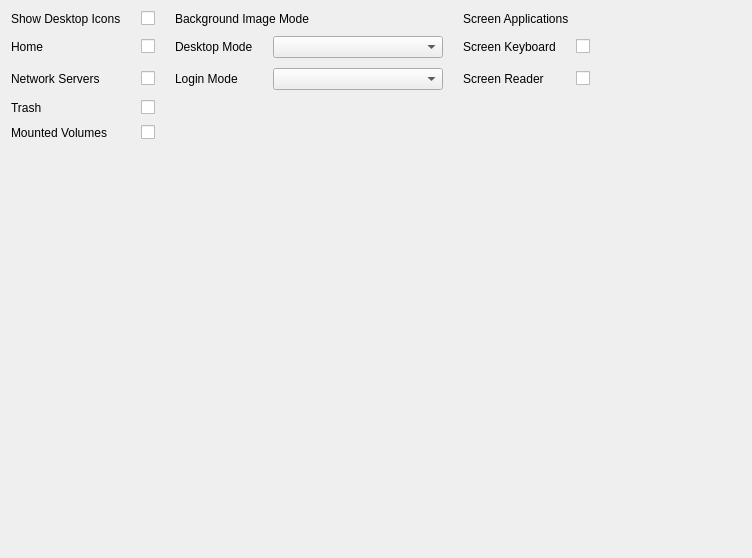
Above: stacer/Pages/GnomeSettings/appearance_settings.ui from oguzhaninan/Stacer before the change. Below: the same form after it.
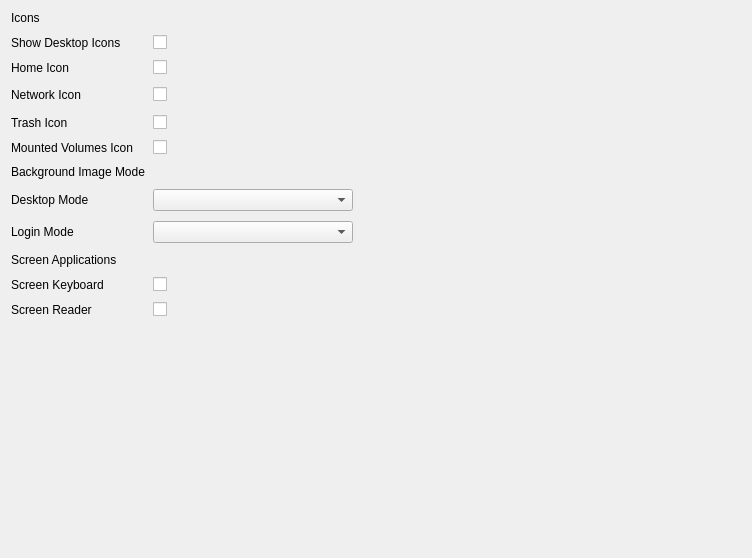
That is the form after the change.

Commit message: updated settings design

What changed in the file:
```diff
--- a/stacer/Pages/GnomeSettings/appearance_settings.ui
+++ b/stacer/Pages/GnomeSettings/appearance_settings.ui
@@ -22,129 +22,7 @@
      <property name="verticalSpacing">
       <number>10</number>
      </property>
-     <item row="0" column="4" colspan="2">
-      <widget class="QLabel" name="label_3">
-       <property name="accessibleName">
-        <string>title</string>
-       </property>
-       <property name="text">
-        <string>Screen Applications</string>
-       </property>
-      </widget>
-     </item>
-     <item row="1" column="4">
-      <widget class="QLabel" name="lblMountedIcon_4">
-       <property name="text">
-        <string>Screen Keyboard</string>
-       </property>
-      </widget>
-     </item>
-     <item row="4" column="0">
-      <widget class="QLabel" name="lblMountedIcon">
-       <property name="text">
-        <string>Mounted Volumes</string>
-       </property>
-      </widget>
-     </item>
-     <item row="4" column="1">
-      <widget class="QCheckBox" name="checkMountedVulmesIcon">
-       <property name="cursor">
-        <cursorShape>PointingHandCursor</cursorShape>
-       </property>
-       <property name="focusPolicy">
-        <enum>Qt::NoFocus</enum>
-       </property>
-       <property name="text">
-        <string/>
-       </property>
-      </widget>
-     </item>
-     <item row="1" column="3">
-      <widget class="QComboBox" name="comboBox">
-       <property name="sizePolicy">
-        <sizepolicy hsizetype="Preferred" vsizetype="Fixed">
-         <horstretch>0</horstretch>
-         <verstretch>0</verstretch>
-        </sizepolicy>
-       </property>
-       <property name="minimumSize">
-        <size>
-         <width>170</width>
-         <height>0</height>
-        </size>
-       </property>
-       <property name="sizeAdjustPolicy">
-        <enum>QComboBox::AdjustToMinimumContentsLength</enum>
-       </property>
-      </widget>
-     </item>
-     <item row="5" column="0">
-      <spacer name="verticalSpacer">
-       <property name="orientation">
-        <enum>Qt::Vertical</enum>
-       </property>
-       <property name="sizeHint" stdset="0">
-        <size>
-         <width>20</width>
-         <height>40</height>
-        </size>
-       </property>
-      </spacer>
-     </item>
-     <item row="3" column="0">
-      <widget class="QLabel" name="lblTrashIcon">
-       <property name="text">
-        <string>Trash</string>
-       </property>
-      </widget>
-     </item>
-     <item row="2" column="1">
-      <widget class="QCheckBox" name="checkNetworkIcon">
-       <property name="cursor">
-        <cursorShape>PointingHandCursor</cursorShape>
-       </property>
-       <property name="focusPolicy">
-        <enum>Qt::NoFocus</enum>
-       </property>
-       <property name="text">
-        <string/>
-       </property>
-      </widget>
-     </item>
-     <item row="2" column="2">
-      <widget class="QLabel" name="lblMountedIcon_3">
-       <property name="text">
-        <string>Login Mode</string>
-       </property>
-      </widget>
-     </item>
-     <item row="0" column="1">
-      <widget class="QCheckBox" name="checkShowDesktopIcons">
-       <property name="cursor">
-        <cursorShape>PointingHandCursor</cursorShape>
-       </property>
-       <property name="focusPolicy">
-        <enum>Qt::NoFocus</enum>
-       </property>
-       <property name="text">
-        <string/>
-       </property>
-      </widget>
-     </item>
-     <item row="3" column="1">
-      <widget class="QCheckBox" name="checkTrashIcon">
-       <property name="cursor">
-        <cursorShape>PointingHandCursor</cursorShape>
-       </property>
-       <property name="focusPolicy">
-        <enum>Qt::NoFocus</enum>
-       </property>
-       <property name="text">
-        <string/>
-       </property>
-      </widget>
-     </item>
-     <item row="2" column="5">
+     <item row="11" column="1">
       <widget class="QCheckBox" name="checkHomeIcon_3">
        <property name="cursor">
         <cursorShape>PointingHandCursor</cursorShape>
@@ -157,7 +35,7 @@
        </property>
       </widget>
      </item>
-     <item row="1" column="6">
+     <item row="3" column="2">
       <spacer name="horizontalSpacer_3">
        <property name="orientation">
         <enum>Qt::Horizontal</enum>
@@ -173,73 +51,66 @@
        </property>
       </spacer>
      </item>
-     <item row="2" column="3">
-      <widget class="QComboBox" name="comboBox_2">
-       <property name="sizePolicy">
-        <sizepolicy hsizetype="Preferred" vsizetype="Fixed">
-         <horstretch>0</horstretch>
-         <verstretch>0</verstretch>
-        </sizepolicy>
-       </property>
-       <property name="minimumSize">
-        <size>
-         <width>170</width>
-         <height>0</height>
-        </size>
-       </property>
-       <property name="sizeAdjustPolicy">
-        <enum>QComboBox::AdjustToMinimumContentsLength</enum>
-       </property>
-      </widget>
-     </item>
-     <item row="1" column="1">
-      <widget class="QCheckBox" name="checkHomeIcon">
-       <property name="cursor">
-        <cursorShape>PointingHandCursor</cursorShape>
-       </property>
-       <property name="focusPolicy">
-        <enum>Qt::NoFocus</enum>
-       </property>
-       <property name="text">
-        <string/>
-       </property>
-      </widget>
-     </item>
-     <item row="1" column="2">
-      <widget class="QLabel" name="lblMountedIcon_2">
-       <property name="text">
-        <string>Desktop Mode</string>
-       </property>
-      </widget>
-     </item>
      <item row="2" column="0">
+      <widget class="QLabel" name="lblHomeIcon">
+       <property name="text">
+        <string>Home Icon</string>
+       </property>
+      </widget>
+     </item>
+     <item row="7" column="1">
+      <widget class="QComboBox" name="comboBox">
+       <property name="sizePolicy">
+        <sizepolicy hsizetype="Preferred" vsizetype="Fixed">
+         <horstretch>0</horstretch>
+         <verstretch>0</verstretch>
+        </sizepolicy>
+       </property>
+       <property name="minimumSize">
+        <size>
+         <width>200</width>
+         <height>0</height>
+        </size>
+       </property>
+       <property name="maximumSize">
+        <size>
+         <width>300</width>
+         <height>16777215</height>
+        </size>
+       </property>
+       <property name="sizeAdjustPolicy">
+        <enum>QComboBox::AdjustToMinimumContentsLength</enum>
+       </property>
+      </widget>
+     </item>
+     <item row="12" column="0">
+      <spacer name="verticalSpacer">
+       <property name="orientation">
+        <enum>Qt::Vertical</enum>
+       </property>
+       <property name="sizeHint" stdset="0">
+        <size>
+         <width>20</width>
+         <height>40</height>
+        </size>
+       </property>
+      </spacer>
+     </item>
+     <item row="5" column="0">
+      <widget class="QLabel" name="lblMountedIcon">
+       <property name="text">
+        <string>Mounted Volumes Icon</string>
+       </property>
+      </widget>
+     </item>
+     <item row="3" column="0">
       <widget class="QLabel" name="lblNetworkIcon">
        <property name="text">
-        <string>Network Servers</string>
+        <string>Network Icon</string>
        </property>
       </widget>
      </item>
-     <item row="2" column="4">
-      <widget class="QLabel" name="lblMountedIcon_5">
-       <property name="text">
-        <string>Screen Reader</string>
-       </property>
-      </widget>
-     </item>
-     <item row="1" column="5">
-      <widget class="QCheckBox" name="checkHomeIcon_2">
-       <property name="cursor">
-        <cursorShape>PointingHandCursor</cursorShape>
-       </property>
-       <property name="focusPolicy">
-        <enum>Qt::NoFocus</enum>
-       </property>
-       <property name="text">
-        <string/>
-       </property>
-      </widget>
-     </item>
-     <item row="0" column="0">
+     <item row="1" column="0">
       <widget class="QLabel" name="label">
        <property name="accessibleName">
         <string>title</string>
@@ -249,7 +120,98 @@
        </property>
       </widget>
      </item>
-     <item row="0" column="2" colspan="2">
+     <item row="8" column="0">
+      <widget class="QLabel" name="lblMountedIcon_3">
+       <property name="text">
+        <string>Login Mode</string>
+       </property>
+      </widget>
+     </item>
+     <item row="2" column="1">
+      <widget class="QCheckBox" name="checkHomeIcon">
+       <property name="cursor">
+        <cursorShape>PointingHandCursor</cursorShape>
+       </property>
+       <property name="focusPolicy">
+        <enum>Qt::NoFocus</enum>
+       </property>
+       <property name="text">
+        <string/>
+       </property>
+      </widget>
+     </item>
+     <item row="4" column="1">
+      <widget class="QCheckBox" name="checkTrashIcon">
+       <property name="cursor">
+        <cursorShape>PointingHandCursor</cursorShape>
+       </property>
+       <property name="focusPolicy">
+        <enum>Qt::NoFocus</enum>
+       </property>
+       <property name="text">
+        <string/>
+       </property>
+      </widget>
+     </item>
+     <item row="7" column="0">
+      <widget class="QLabel" name="lblMountedIcon_2">
+       <property name="text">
+        <string>Desktop Mode</string>
+       </property>
+      </widget>
+     </item>
+     <item row="1" column="1">
+      <widget class="QCheckBox" name="checkShowDesktopIcons">
+       <property name="cursor">
+        <cursorShape>PointingHandCursor</cursorShape>
+       </property>
+       <property name="focusPolicy">
+        <enum>Qt::NoFocus</enum>
+       </property>
+       <property name="text">
+        <string/>
+       </property>
+      </widget>
+     </item>
+     <item row="3" column="1">
+      <widget class="QCheckBox" name="checkNetworkIcon">
+       <property name="cursor">
+        <cursorShape>PointingHandCursor</cursorShape>
+       </property>
+       <property name="focusPolicy">
+        <enum>Qt::NoFocus</enum>
+       </property>
+       <property name="text">
+        <string/>
+       </property>
+      </widget>
+     </item>
+     <item row="8" column="1">
+      <widget class="QComboBox" name="comboBox_2">
+       <property name="sizePolicy">
+        <sizepolicy hsizetype="Preferred" vsizetype="Fixed">
+         <horstretch>0</horstretch>
+         <verstretch>0</verstretch>
+        </sizepolicy>
+       </property>
+       <property name="minimumSize">
+        <size>
+         <width>200</width>
+         <height>0</height>
+        </size>
+       </property>
+       <property name="maximumSize">
+        <size>
+         <width>300</width>
+         <height>16777215</height>
+        </size>
+       </property>
+       <property name="sizeAdjustPolicy">
+        <enum>QComboBox::AdjustToMinimumContentsLength</enum>
+       </property>
+      </widget>
+     </item>
+     <item row="6" column="0" colspan="3">
       <widget class="QLabel" name="label_2">
        <property name="accessibleName">
         <string>title</string>
@@ -259,10 +221,70 @@
        </property>
       </widget>
      </item>
-     <item row="1" column="0">
-      <widget class="QLabel" name="lblHomeIcon">
+     <item row="10" column="0">
+      <widget class="QLabel" name="lblMountedIcon_4">
        <property name="text">
-        <string>Home</string>
+        <string>Screen Keyboard</string>
+       </property>
+      </widget>
+     </item>
+     <item row="5" column="1" alignment="Qt::AlignLeft">
+      <widget class="QCheckBox" name="checkMountedVulmesIcon">
+       <property name="cursor">
+        <cursorShape>PointingHandCursor</cursorShape>
+       </property>
+       <property name="focusPolicy">
+        <enum>Qt::NoFocus</enum>
+       </property>
+       <property name="text">
+        <string/>
+       </property>
+      </widget>
+     </item>
+     <item row="10" column="1">
+      <widget class="QCheckBox" name="checkHomeIcon_2">
+       <property name="cursor">
+        <cursorShape>PointingHandCursor</cursorShape>
+       </property>
+       <property name="focusPolicy">
+        <enum>Qt::NoFocus</enum>
+       </property>
+       <property name="text">
+        <string/>
+       </property>
+      </widget>
+     </item>
+     <item row="9" column="0" colspan="3">
+      <widget class="QLabel" name="label_3">
+       <property name="accessibleName">
+        <string>title</string>
+       </property>
+       <property name="text">
+        <string>Screen Applications</string>
+       </property>
+      </widget>
+     </item>
+     <item row="11" column="0">
+      <widget class="QLabel" name="lblMountedIcon_5">
+       <property name="text">
+        <string>Screen Reader</string>
+       </property>
+      </widget>
+     </item>
+     <item row="4" column="0">
+      <widget class="QLabel" name="lblTrashIcon">
+       <property name="text">
+        <string>Trash Icon</string>
+       </property>
+      </widget>
+     </item>
+     <item row="0" column="0" colspan="3">
+      <widget class="QLabel" name="label_4">
+       <property name="accessibleName">
+        <string>title</string>
+       </property>
+       <property name="text">
+        <string>Icons</string>
        </property>
       </widget>
      </item>
```
Left out of the diff: 3 changed lines with no effect on the pictures. The commit also changes 3 other files.
